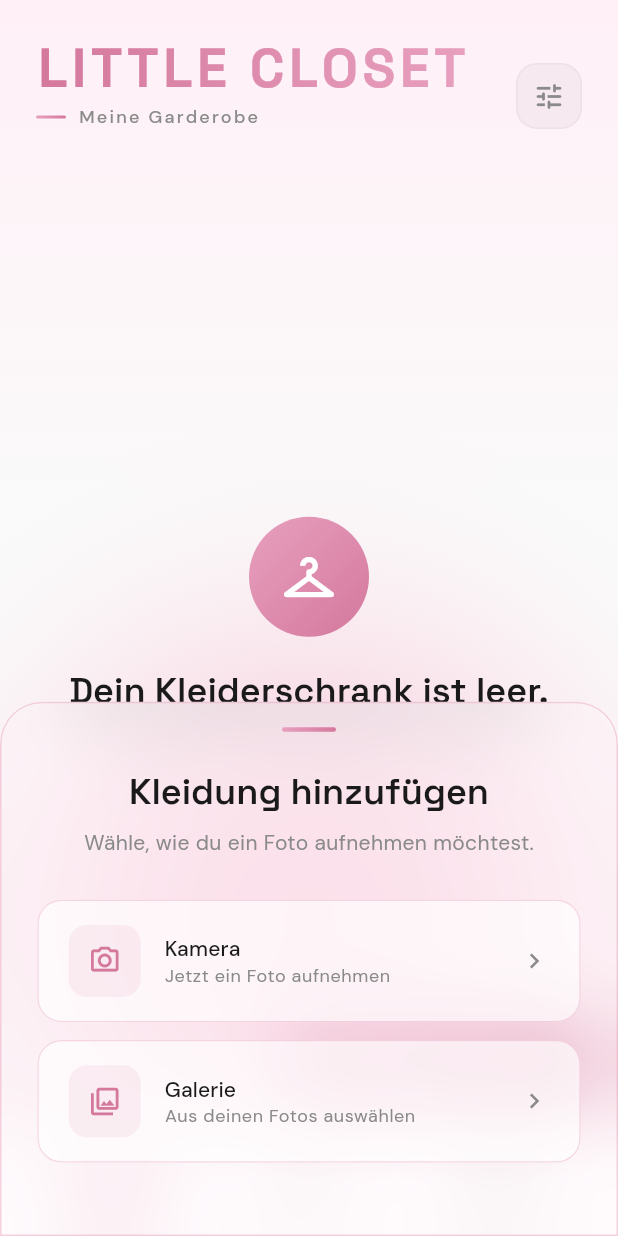
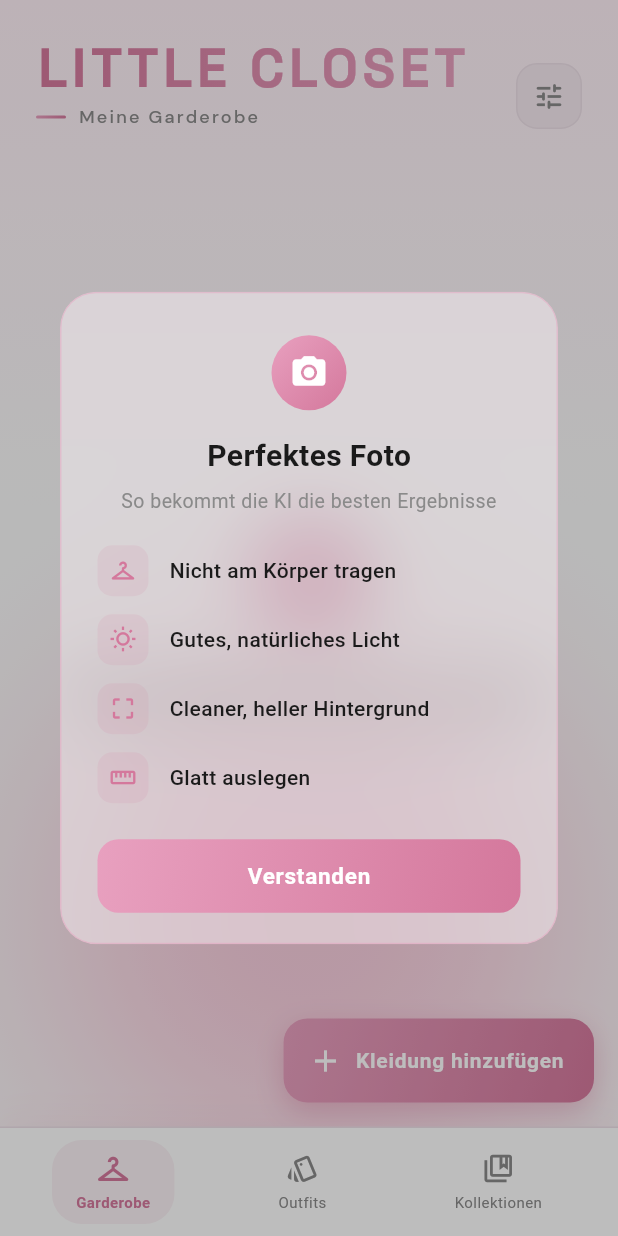
Before and after one commit to chaarlottebrueckner/little_closet, a Flutter app: the screen it shows after launch, after a tap on "Kleidung hinzufügen", on a phone screen of 412 x 824 dp. Run offline on Flutter 3.47's test engine with Material 3 defaults, Android fonts, the phone set to English and light mode, and no system bars; drawn by our look-alikes of flutter_animate; our stand-ins replace dio, drift, drift_sqflite, flutter_dotenv, flutter_riverpod, google_fonts and 2 more; accounts and stored records are empty; generated files the repository leaves out were written again.

Commit message:
display and first time uploading pop up

```diff
--- a/lib/core/services/remove_bg_service.dart
+++ b/lib/core/services/remove_bg_service.dart
@@ -18,6 +18,7 @@ class RemoveBgService {
         data: FormData.fromMap({
           'image_file': MultipartFile.fromBytes(imageBytes, filename: 'image.jpg'),
           'size': 'auto',
+          'type': 'product',
         }),
         options: Options(
           headers: {'X-Api-Key': apiKey},
--- /dev/null
+++ b/lib/core/widgets/photo_tips_dialog.dart
@@ -0,0 +1,133 @@
+import 'dart:ui';
+import 'package:flutter/material.dart';
+import '../theme/app_theme.dart';
+
+class PhotoTipsDialog extends StatelessWidget {
+  const PhotoTipsDialog({super.key});
+
+  @override
+  Widget build(BuildContext context) {
+    return Dialog(
+      backgroundColor: Colors.transparent,
+      elevation: 0,
+      child: ClipRRect(
+        borderRadius: BorderRadius.circular(24),
+        child: BackdropFilter(
+          filter: ImageFilter.blur(sigmaX: LCGlass.blurSigma, sigmaY: LCGlass.blurSigma),
+          child: Container(
+            decoration: BoxDecoration(
+              color: LCGlass.sheetColor,
+              borderRadius: BorderRadius.circular(24),
+              border: Border.all(color: LCGlass.borderColor, width: LCGlass.borderWidth),
+            ),
+            padding: const EdgeInsets.fromLTRB(24, 28, 24, 20),
+            child: Column(
+              mainAxisSize: MainAxisSize.min,
+              children: [
+                Container(
+                  padding: const EdgeInsets.all(12),
+                  decoration: const BoxDecoration(
+                    gradient: LCColors.gradientPink,
+                    shape: BoxShape.circle,
+                  ),
+                  child: const Icon(Icons.photo_camera, color: Colors.white, size: 26),
+                ),
+                const SizedBox(height: 16),
+                const Text(
+                  'Perfektes Foto',
+                  style: TextStyle(
+                    fontFamily: 'SpaceGrotesk',
+                    fontSize: 20,
+                    fontWeight: FontWeight.w700,
+                    color: LCColors.textDark,
+                    letterSpacing: 0.3,
+                  ),
+                ),
+                const SizedBox(height: 6),
+                const Text(
+                  'So bekommt die KI die besten Ergebnisse',
+                  textAlign: TextAlign.center,
+                  style: TextStyle(
+                    fontFamily: 'DMSans',
+                    fontSize: 13,
+                    color: LCColors.textMuted,
+                  ),
+                ),
+                const SizedBox(height: 20),
+                const _TipRow(icon: Icons.checkroom, text: 'Nicht am Körper tragen'),
+                const SizedBox(height: 12),
+                const _TipRow(icon: Icons.wb_sunny_outlined, text: 'Gutes, natürliches Licht'),
+                const SizedBox(height: 12),
+                const _TipRow(icon: Icons.crop_free, text: 'Cleaner, heller Hintergrund'),
+                const SizedBox(height: 12),
+                const _TipRow(icon: Icons.straighten, text: 'Glatt auslegen'),
+                const SizedBox(height: 24),
+                SizedBox(
+                  width: double.infinity,
+                  child: Container(
+                    decoration: const BoxDecoration(
+                      gradient: LCColors.gradientPink,
+                      borderRadius: BorderRadius.all(Radius.circular(14)),
+                    ),
+                    child: TextButton(
+                      onPressed: () => Navigator.of(context).pop(),
+                      style: TextButton.styleFrom(
+                        foregroundColor: Colors.white,
+                        padding: const EdgeInsets.symmetric(vertical: 14),
+                        shape: RoundedRectangleBorder(
+                          borderRadius: BorderRadius.circular(14),
+                        ),
+                      ),
+                      child: const Text(
+                        'Verstanden',
+                        style: TextStyle(
+                          fontFamily: 'DMSans',
+                          fontWeight: FontWeight.w600,
+                          fontSize: 15,
+                          letterSpacing: 0.5,
+                        ),
+                      ),
+                    ),
+                  ),
+                ),
+              ],
+            ),
+          ),
+        ),
+      ),
+    );
+  }
+}
+
+class _TipRow extends StatelessWidget {
+  const _TipRow({required this.icon, required this.text});
+
+  final IconData icon;
+  final String text;
+
+  @override
+  Widget build(BuildContext context) {
+    return Row(
+      children: [
+        Container(
+          padding: const EdgeInsets.all(8),
+          decoration: BoxDecoration(
+            color: LCColors.primary.withValues(alpha: 0.12),
+            borderRadius: BorderRadius.circular(10),
+          ),
+          child: Icon(icon, size: 18, color: LCColors.primary),
+        ),
+        const SizedBox(width: 14),
+        Text(
+          text,
+          style: const TextStyle(
+            fontFamily: 'DMSans',
+            fontSize: 14,
+            fontWeight: FontWeight.w500,
+            color: LCColors.textDark,
+          ),
+        ),
+      ],
+    );
+  }
+}
--- a/lib/features/wardrobe/presentation/pages/clothing_detail_page.dart
+++ b/lib/features/wardrobe/presentation/pages/clothing_detail_page.dart
@@ -81,7 +81,7 @@ class ClothingDetailPage extends ConsumerWidget {
               width: double.infinity,
               child: Image.file(
                 File(item.imagePath),
-                fit: BoxFit.cover,
+                fit: BoxFit.contain,
                 errorBuilder: (_, __, ___) => Container(
                   color: const Color(0xFFF5EEF2),
                   child: const Icon(Icons.checkroom_outlined,
--- a/lib/features/wardrobe/presentation/pages/upload_page.dart
+++ b/lib/features/wardrobe/presentation/pages/upload_page.dart
@@ -4,6 +4,7 @@ import 'package:flutter/foundation.dart' show kIsWeb;
 import 'package:flutter/material.dart';
 import 'package:flutter_animate/flutter_animate.dart';
 import 'package:flutter_riverpod/flutter_riverpod.dart';
+import 'package:image/image.dart' as img;
 import 'package:image_picker/image_picker.dart';
 import '../../../../core/theme/app_theme.dart';
 import '../../../../core/constants/app_constants.dart';
@@ -73,8 +74,9 @@ class _UploadPageState extends ConsumerState<UploadPage> {
     if (!mounted) return;
 
     if (processedBytes != null) {
-      imageBytes = processedBytes;
-      setState(() => _processedImageBytes = processedBytes);
+      final trimmed = _trimTransparent(processedBytes);
+      imageBytes = trimmed;
+      setState(() => _processedImageBytes = trimmed);
     } else {
       _showRemoveBgFailureSnackbar();
     }
@@ -121,6 +123,13 @@ class _UploadPageState extends ConsumerState<UploadPage> {
       });
     }
     if (mounted) setState(() => _isAiLoading = false);
+  }
+
+  Uint8List _trimTransparent(Uint8List pngBytes) {
+    final decoded = img.decodePng(pngBytes);
+    if (decoded == null) return pngBytes;
+    final trimmed = img.trim(decoded, mode: img.TrimMode.transparent);
+    return Uint8List.fromList(img.encodePng(trimmed));
   }
 
   void _showRemoveBgFailureSnackbar() {
@@ -246,10 +255,10 @@ class _UploadPageState extends ConsumerState<UploadPage> {
                 fit: StackFit.expand,
                 children: [
                   _processedImageBytes != null
-                      ? Image.memory(_processedImageBytes!, fit: BoxFit.cover)
+                      ? Image.memory(_processedImageBytes!, fit: BoxFit.contain)
                       : kIsWeb
-                          ? Image.network(_newImage?.path ?? widget.editItem!.imagePath, fit: BoxFit.cover)
-                          : Image.file(File(_newImage?.path ?? widget.editItem!.imagePath), fit: BoxFit.cover),
+                          ? Image.network(_newImage?.path ?? widget.editItem!.imagePath, fit: BoxFit.contain)
+                          : Image.file(File(_newImage?.path ?? widget.editItem!.imagePath), fit: BoxFit.contain),
                   Positioned(
                     bottom: 0,
                     left: 0,
--- a/lib/features/wardrobe/presentation/pages/wardrobe_page.dart
+++ b/lib/features/wardrobe/presentation/pages/wardrobe_page.dart
@@ -3,9 +3,11 @@ import 'dart:io';
 import 'package:flutter/material.dart';
 import 'package:flutter_riverpod/flutter_riverpod.dart';
 import 'package:image_picker/image_picker.dart';
+import 'package:shared_preferences/shared_preferences.dart';
 import '../../../../core/theme/app_theme.dart';
 import '../../../../core/constants/app_constants.dart';
 import '../../../../core/widgets/glass_sheet.dart';
+import '../../../../core/widgets/photo_tips_dialog.dart';
 import '../../../../data/database/app_database.dart';
 import '../../../../data/repositories/clothing_repository.dart';
 import 'clothing_detail_page.dart';
@@ -388,7 +390,22 @@ class _WardrobePageState extends ConsumerState<WardrobePage> {
     );
   }
 
-  void _showAddClothingOptions() {
+  Future<void> _checkAndShowPhotoTips() async {
+    final prefs = await SharedPreferences.getInstance();
+    final shown = prefs.getBool('photo_tips_shown') ?? false;
+    if (!shown && mounted) {
+      await showDialog(
+        context: context,
+        barrierColor: Colors.black26,
+        builder: (_) => const PhotoTipsDialog(),
+      );
+      await prefs.setBool('photo_tips_shown', true);
+    }
+  }
+
+  void _showAddClothingOptions() async {
+    await _checkAndShowPhotoTips();
+    if (!mounted) return;
     showModalBottomSheet(
       context: context,
       backgroundColor: Colors.transparent,
@@ -476,7 +493,7 @@ class _ClothingCard extends StatelessWidget {
                   const BorderRadius.vertical(top: Radius.circular(20)),
               child: Image.file(
                 File(item.imagePath),
-                fit: BoxFit.cover,
+                fit: BoxFit.contain,
                 errorBuilder: (_, __, ___) => Container(
                   color: const Color(0xFFF5EEF2),
                   child: const Icon(Icons.checkroom_outlined,
--- a/pubspec.yaml
+++ b/pubspec.yaml
@@ -32,6 +32,9 @@ dependencies:
   dio: ^5.4.3+1
   flutter_dotenv: ^5.1.0
 
+  # Preferences
+  shared_preferences: ^2.3.2
+
   # Utilities
   uuid: ^4.4.0
   intl: ^0.19.0
```
Also changed, not shown: pubspec.lock, 2 other files.
